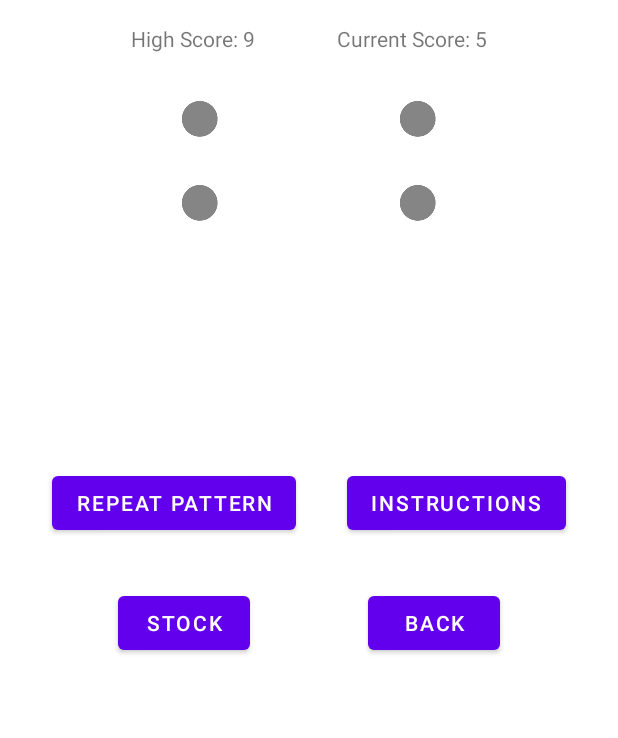
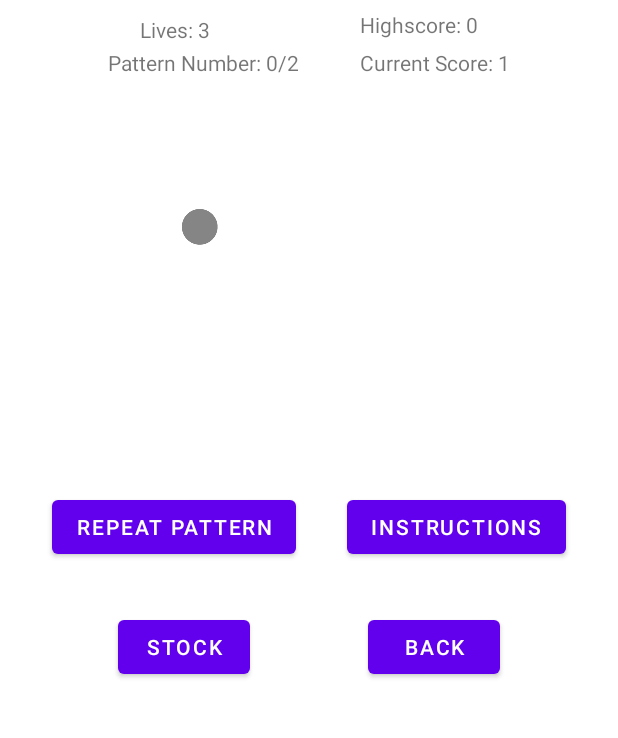
Before and after one commit to GurjapHajra/Centennials-IQ-test, an Android app: the GameActivity screen opened directly, with no data from a screen before it, after a tap on an icon or button, on a phone screen of 412 x 824 dp, the part 188-926 px from its top. Run offline under Robolectric (Android 15) with nearby library versions, the phone set to English and light mode, and no system bars; 3 other taps on this screen came first.

Commit message:
it's working poggers

```diff
--- a/app/src/main/java/com/example/centennialsiqtest/GameActivity.java
+++ b/app/src/main/java/com/example/centennialsiqtest/GameActivity.java
@@ -1,8 +1,10 @@
 package com.example.centennialsiqtest;
 
 import androidx.appcompat.app.AppCompatActivity;
+import androidx.constraintlayout.widget.ConstraintLayout;
 
 import android.content.Intent;
+import android.graphics.Color;
 import android.os.Bundle;
 import android.os.Handler;
 import android.util.Log;
@@ -12,13 +14,22 @@ import android.widget.ImageView;
 import android.widget.TextView;
 
 public class GameActivity extends AppCompatActivity {
-
-
+    public int tempscore=0;
+    public int speed=(Helper.getSpeed())/2;
     @Override
     protected void onCreate(Bundle savedInstanceState) {
         super.onCreate(savedInstanceState);
         setContentView(R.layout.activity_game);
         Helper.numbers();
+        updatetext();
+        final Handler handlestart = new Handler();
+        handlestart.postDelayed(new Runnable() {
+            @Override
+            //Runs code in method run() after .5 seconds
+            public void run() {
+                startpattern();
+            }
+        }, speed);
     }
     public void backc(View view){
         Intent i = new Intent(getApplicationContext(), MainActivity.class);
@@ -45,63 +56,100 @@ public class GameActivity extends AppCompatActivity {
             stockvisual.setVisibility(View.VISIBLE);
         stockvisual.setClickable(true);
     }
+    public void Repeat(View view){
+        startpattern();
+
+    }
     public void aClick(View view) throws InterruptedException {
+        if(Helper.check(0) == false){
+            redflash();
+            startpattern();
+        }
+        else
+            checkscore();
+        updatetext();
 
+    }
+    public void bClick(View view) throws InterruptedException {
+        checkscore();
+        if(Helper.check(1) == false){
+            redflash();
+            startpattern();
+        }
+        else
+            checkscore();
+        updatetext();
+    }
+    public void cClick(View view) throws InterruptedException {
+        if(Helper.check(2) == false){
+            redflash();
+            startpattern();
+        }
+        else
+            checkscore();
+        updatetext();
+    }
+    public void dClick(View view) throws InterruptedException {
+        if(Helper.check(3) == false){
+            redflash();
+            startpattern();
+        }
+        else
+            checkscore();
+        updatetext();
+    }
+
+    public void checkscore(){
+        if(Helper.getScore()>tempscore){
+            startpattern();
+            tempscore=Helper.getScore();
+            greenflash();
+        }
+    }
+    public void startpattern(){
         ImageView i1 = findViewById(R.id.Shape1);
         ImageView i2 = findViewById(R.id.Shape2);
         ImageView i3 = findViewById(R.id.Shape3);
         ImageView i4 = findViewById(R.id.Shape4);
-        if(Helper.check(1) == false){
-            i1.setVisibility(View.INVISIBLE);
-            i2.setVisibility(View.INVISIBLE);
-            i3.setVisibility(View.INVISIBLE);
-            i4.setVisibility(View.INVISIBLE);
-            Helper.pattern(i1,i2,i3,i4);
+        Helper.pattern(i1,i2,i3,i4);
+    }
+    public void updatetext(){
+        TextView t1 = findViewById(R.id.patternnumber);
+        TextView t2 = findViewById(R.id.CurrentScoret);
+        if(Helper.getpatternlength()==0){
+            t1.setText(String.format("Pattern Number: %d/%d",Helper.getOrder(),Helper.getpatternlength()+1));
         }
-        final Handler handler2 = new Handler();
-        handler2.postDelayed(new Runnable() {
+        else
+            t1.setText(String.format("Pattern Number: %d/%d",Helper.getOrder(),Helper.getpatternlength()));
+        t2.setText(String.format("Current Score: %d",Helper.getScore()));
+
+        TextView t3 = findViewById(R.id.highscore);
+        TextView t4 = findViewById(R.id.lives);
+        t3.setText(String.format("Highscore: %d",Helper.getHighScore()));
+        t4.setText(String.format("Lives: %d",Helper.getLives()));
+    }
+    public void redflash(){
+        ConstraintLayout c = findViewById(R.id.bg);
+        c.setBackgroundColor(Color.RED);
+        final Handler handlerend = new Handler();
+        handlerend.postDelayed(new Runnable() {
             @Override
             //Runs code in method run() after .5 seconds
             public void run() {
-                i1.setVisibility(View.VISIBLE);
-                i2.setVisibility(View.VISIBLE);
-                i3.setVisibility(View.VISIBLE);
-                i4.setVisibility(View.VISIBLE);
+                c.setBackgroundColor(Color.WHITE);
             }
-        }, 1000*(Helper.getScore()));
-
+        }, speed);
     }
-    public void bClick(View view) throws InterruptedException {
-        ImageView i1 = findViewById(R.id.Shape1);
-        ImageView i2 = findViewById(R.id.Shape2);
-        ImageView i3 = findViewById(R.id.Shape3);
-        ImageView i4 = findViewById(R.id.Shape4);
-
-
-        if(Helper.check(1) == false){
-            Helper.pattern(i1,i2,i3,i4);
-        }
-    }
-    public void cClick(View view) throws InterruptedException {
-        ImageView i1 = findViewById(R.id.Shape1);
-        ImageView i2 = findViewById(R.id.Shape2);
-        ImageView i3 = findViewById(R.id.Shape3);
-        ImageView i4 = findViewById(R.id.Shape4);
-
-
-        if(Helper.check(2) == false){
-            Helper.pattern(i1,i2,i3,i4);
-        }
-    }
-    public void dClick(View view) throws InterruptedException {
-        ImageView i1 = findViewById(R.id.Shape1);
-        ImageView i2 = findViewById(R.id.Shape2);
-        ImageView i3 = findViewById(R.id.Shape3);
-        ImageView i4 = findViewById(R.id.Shape4);
-
-
-        if(Helper.check(3) == false){
-            Helper.pattern(i1,i2,i3,i4);
-        }
+    public void greenflash(){
+        ConstraintLayout c = findViewById(R.id.bg);
+        c.setBackgroundColor(Color.GREEN);
+        final Handler handlerend = new Handler();
+        handlerend.postDelayed(new Runnable() {
+            @Override
+            //Runs code in method run() after .5 seconds
+            public void run() {
+                c.setBackgroundColor(Color.WHITE);
+            }
+        }, speed);
     }
 }
--- a/app/src/main/java/com/example/centennialsiqtest/Helper.java
+++ b/app/src/main/java/com/example/centennialsiqtest/Helper.java
@@ -1,5 +1,8 @@
 package com.example.centennialsiqtest;
 
+import android.graphics.Color;
+import android.graphics.drawable.Drawable;
+import android.os.CountDownTimer;
 import android.os.Handler;
 import android.util.Log;
 import android.widget.ImageView;
@@ -8,33 +11,57 @@ import java.util.Random;
 
 import android.view.View;
 
+import androidx.constraintlayout.widget.ConstraintLayout;
+
+import java.util.Timer;
+import java.util.TimerTask;
 import java.util.concurrent.TimeUnit;
 
 public class Helper {
 
-    public static int[] pattern = new int[50];
-    public static int score = 0;
+    public static int[] pattern = new int[50];//Full 50 steps pattern
+    public static int score =0; //Score to check which
     public static int hearts = 5;
+    public static int order=0;
+    public static int[] checkpattern;
+    public static int highscore=0;
+    public static int ms=1000;
 
     public static boolean check(int n){
-        if(pattern[score]==n){
-            if(score==pattern.length-1){
-                //win
+        checkpattern = new int[score+1];
+        for(int i=0;i<checkpattern.length;i++){
+            checkpattern[i]=pattern[i];
         }
-            else
+        if(checkpattern[order]==n){
+            if(order== checkpattern.length-1){
                 score++;
-            Log.d("myTag", "Correct"+score);
+                order=0;
+                checkpattern = new int[score+1];
+                Log.d("myTag", "Correct, Adding one more object to the next sequence"+score);
+            }
+            else {
+                order++;
+                Log.d("myTag", "Correct" + order);
+            }
             return true;
         }
-        else {
-            //repeat
+        else{
             if(hearts==0){
+                if(highscore<score){
+                    highscore=score;
+                }
+                checkpattern = new int[0];
                 score=0;
-                Log.d("myTag", "Die"+score);
+                order=0;
+                hearts=5;
+                numbers();
+                Log.d("myTag", "You died."+hearts);
             }
-            else
+            else{
                 hearts-=1;
-            Log.d("myTag", "Incorrect"+hearts);
+                order=0;
+                Log.d("myTag", "Incorrect."+hearts);
+            }
             return false;
         }
 
@@ -51,62 +78,114 @@ public class Helper {
     public static int getScore(){
         return score;
     }
+    public static int getOrder(){
+        return order;
+    }
+    public static int getpatternlength(){
+        if(checkpattern==null){
+            return 0;
+        }
+        else
+            return checkpattern.length;
+    }
+    public static int getLives(){
+        return hearts;
+    }
+    public static int getHighScore(){
+        return highscore;
+    }
+    public static int getSpeed(){
+        return ms;
+    }
+    public static void setSpeed(int speed){
+        ms=speed;
+    }
+    public static void reset(){
+        if(highscore<score){
+            highscore=score;
+        }
+        checkpattern = new int[0];
+        score=0;
+        order=0;
+        hearts=5;
+        numbers();
+    }
+
+
 
     public static void pattern(ImageView b0, ImageView b1, ImageView b2, ImageView b3) {
-        for (int i = 0; i <= score; i++){
-
-            final Handler handlerx = new Handler();
-            handlerx.postDelayed(new Runnable() {
+        int ms2= ms;
+        int tempms=ms*2;
+        int insidems=ms;
+        b0.setVisibility(View.INVISIBLE);
+        b1.setVisibility(View.INVISIBLE);
+        b2.setVisibility(View.INVISIBLE);
+        b3.setVisibility(View.INVISIBLE);
+        for(int i=0;i<score+1;i++){
+            final Handler handler2 = new Handler();
+            int finalI = i;
+            handler2.postDelayed(new Runnable() {
                 @Override
-                //Runs code in method run() after .5 seconds
+                //Runs code in method run() after ms milliseconds
                 public void run() {
-                }
-            }, 1000);
-
-            if (pattern[i] == 0){
+                    if(pattern[finalI]==0){
+                        b0.setVisibility(View.VISIBLE);
                         final Handler handler2 = new Handler();
                         handler2.postDelayed(new Runnable() {
                             @Override
                             //Runs code in method run() after .5 seconds
                             public void run() {
-                        b0.setVisibility(View.VISIBLE); b0.setClickable(true);
+                                b0.setVisibility(View.INVISIBLE);
                             }
-                }, 1000);
-
-            }else if (pattern[i] == 1){
+                        }, insidems);
+                    }
+                    else if(pattern[finalI]==1){
+                        b1.setVisibility(View.VISIBLE);
                         final Handler handler2 = new Handler();
                         handler2.postDelayed(new Runnable() {
                             @Override
                             //Runs code in method run() after .5 seconds
                             public void run() {
-                        b1.setVisibility(View.VISIBLE); b1.setClickable(true);
+                                b1.setVisibility(View.INVISIBLE);
                             }
-                }, 1000);
-
-
-            }else if (pattern[i] == 2){
+                        }, insidems);
+                    }
+                    else if(pattern[finalI]==2){
+                        b2.setVisibility(View.VISIBLE);
                         final Handler handler2 = new Handler();
                         handler2.postDelayed(new Runnable() {
                             @Override
                             //Runs code in method run() after .5 seconds
                             public void run() {
-                        b2.setVisibility(View.VISIBLE); b2.setClickable(true);
+                                b2.setVisibility(View.INVISIBLE);
                             }
-                }, 1000);
-
-
-            }else{
+                        }, insidems);
+                    }
+                    else if(pattern[finalI]==3){
+                        b3.setVisibility(View.VISIBLE);
                         final Handler handler2 = new Handler();
                         handler2.postDelayed(new Runnable() {
                             @Override
                             //Runs code in method run() after .5 seconds
                             public void run() {
-                        b3.setVisibility(View.VISIBLE); b3.setClickable(true);
+                                b3.setVisibility(View.INVISIBLE);
                             }
-                }, 1000);
-            }
-
-        }
-
+                        }, insidems);
                     }
                 }
+            }, ms2);
+            ms2+=tempms;
+        }
+        final Handler handlerend = new Handler();
+        handlerend.postDelayed(new Runnable() {
+            @Override
+            //Runs code in method run() after .5 seconds
+            public void run() {
+                b0.setVisibility(View.VISIBLE);
+                b1.setVisibility(View.VISIBLE);
+                b2.setVisibility(View.VISIBLE);
+                b3.setVisibility(View.VISIBLE);
+            }
+        }, ms2);
+    }
+}
--- a/app/src/main/res/layout/activity_game.xml
+++ b/app/src/main/res/layout/activity_game.xml
@@ -4,6 +4,7 @@
     xmlns:tools="http://schemas.android.com/tools"
     android:layout_width="match_parent"
     android:layout_height="match_parent"
+    android:id="@+id/bg"
     tools:context=".GameActivity">
 
     <TextView
@@ -19,12 +20,33 @@
         app:layout_constraintTop_toTopOf="parent" />
 
     <TextView
-        android:id="@+id/HighScoret"
+        android:id="@+id/highscore"
+        android:layout_width="wrap_content"
+        android:layout_height="wrap_content"
+        android:text="High Score: 0"
+        app:layout_constraintBottom_toTopOf="@+id/CurrentScoret"
+        app:layout_constraintEnd_toEndOf="parent"
+        app:layout_constraintStart_toEndOf="@+id/lives"
+        app:layout_constraintTop_toBottomOf="@+id/GameTitle" />
+
+    <TextView
+        android:id="@+id/lives"
+        android:layout_width="53dp"
+        android:layout_height="16dp"
+        android:text="Lives: 0"
+        app:layout_constraintBottom_toTopOf="@+id/patternnumber"
+        app:layout_constraintEnd_toStartOf="@+id/highscore"
+        app:layout_constraintStart_toStartOf="parent"
+        app:layout_constraintTop_toBottomOf="@+id/GameTitle"
+        app:layout_constraintVertical_bias="0.625" />
+
+    <TextView
+        android:id="@+id/patternnumber"
         android:layout_width="wrap_content"
         android:layout_height="wrap_content"
         android:layout_marginStart="32dp"
-        android:layout_marginTop="16dp"
-        android:text="High Score: 9"
+        android:layout_marginTop="32dp"
+        android:text="Pattern Number: 0"
         app:layout_constraintEnd_toStartOf="@+id/CurrentScoret"
         app:layout_constraintHorizontal_bias="0.5"
         app:layout_constraintStart_toStartOf="parent"
@@ -34,12 +56,12 @@
         android:id="@+id/CurrentScoret"
         android:layout_width="wrap_content"
         android:layout_height="wrap_content"
-        android:layout_marginTop="16dp"
+        android:layout_marginTop="32dp"
         android:layout_marginEnd="32dp"
-        android:text="Current Score: 5"
+        android:text="Current Score: 0"
         app:layout_constraintEnd_toEndOf="parent"
         app:layout_constraintHorizontal_bias="0.5"
-        app:layout_constraintStart_toEndOf="@+id/HighScoret"
+        app:layout_constraintStart_toEndOf="@+id/patternnumber"
         app:layout_constraintTop_toBottomOf="@+id/GameTitle" />
 
     <ImageView
@@ -51,7 +73,7 @@
         app:layout_constraintEnd_toStartOf="@+id/Shape2"
         app:layout_constraintHorizontal_bias="0.5"
         app:layout_constraintStart_toStartOf="parent"
-        app:layout_constraintTop_toBottomOf="@+id/HighScoret"
+        app:layout_constraintTop_toBottomOf="@+id/patternnumber"
         android:src="@drawable/circle"  />
 
     <ImageView
@@ -90,11 +112,13 @@
         app:layout_constraintTop_toBottomOf="@+id/Shape1"
         android:src="@drawable/circle"   />
 
+
     <Button
         android:id="@+id/Repeatb"
         android:layout_width="wrap_content"
         android:layout_height="wrap_content"
         android:layout_marginTop="20dp"
+        android:onClick="Repeat"
         android:text="Repeat Pattern"
         app:layout_constraintEnd_toStartOf="@+id/Instb"
         app:layout_constraintHorizontal_bias="0.5"
@@ -151,4 +175,5 @@
         app:layout_constraintHorizontal_bias="0.497"
         app:layout_constraintStart_toStartOf="parent"
         app:layout_constraintTop_toBottomOf="@+id/Shape3" />
+
 </androidx.constraintlayout.widget.ConstraintLayout>
--- a/app/src/main/res/layout/activity_settings.xml
+++ b/app/src/main/res/layout/activity_settings.xml
@@ -24,6 +24,7 @@
         android:layout_height="wrap_content"
         android:layout_marginTop="32dp"
         android:text="Music"
+        android:onClick="music"
         app:layout_constraintEnd_toEndOf="parent"
         app:layout_constraintStart_toStartOf="parent"
         app:layout_constraintTop_toBottomOf="@+id/Settings_Title" />
@@ -34,6 +35,7 @@
         android:layout_height="wrap_content"
         android:layout_marginTop="36dp"
         android:text="Stock Market Button"
+        android:onClick="stockswitch"
         app:layout_constraintEnd_toEndOf="parent"
         app:layout_constraintHorizontal_bias="0.497"
         app:layout_constraintStart_toStartOf="parent"
@@ -44,7 +46,7 @@
         android:layout_width="wrap_content"
         android:layout_height="wrap_content"
         android:layout_marginTop="48dp"
-        android:text="Highlight Speed:"
+        android:text="Highlight Speed:\n(Will reset progress)"
         app:layout_constraintEnd_toStartOf="@+id/button"
         app:layout_constraintHorizontal_bias="0.5"
         app:layout_constraintStart_toStartOf="parent"
@@ -56,6 +58,7 @@
         android:layout_height="wrap_content"
         android:layout_marginTop="36dp"
         android:text="Slow"
+        android:onClick="slow"
         app:layout_constraintEnd_toStartOf="@+id/button3"
         app:layout_constraintHorizontal_bias="0.5"
         app:layout_constraintStart_toEndOf="@+id/textView"
@@ -67,6 +70,7 @@
         android:layout_height="wrap_content"
         android:layout_marginTop="36dp"
         android:text="Fast"
+        android:onClick="fast"
         app:layout_constraintEnd_toEndOf="parent"
         app:layout_constraintHorizontal_bias="0.5"
         app:layout_constraintStart_toEndOf="@+id/button"
```
Also changed, not shown: app/src/main/java/com/example/centennialsiqtest/Settings.java (+17 -0 lines). Lines whose indentation alone changed are shown as unchanged.
